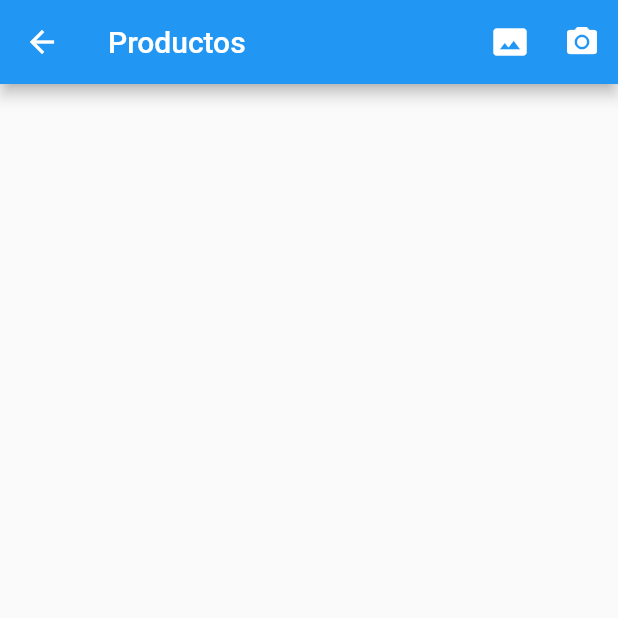
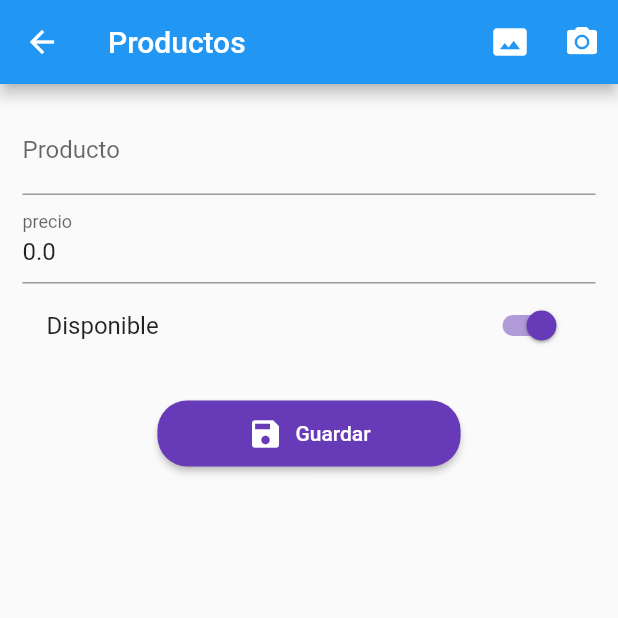
Before and after one commit to rmalvarezq/Flutter-Shop-Complete, a Flutter app: the ProductoPage screen opened by its route, on a phone screen of 412 x 824 dp, the top half of it. Run offline on Flutter 3.47's test engine with Material 2 defaults, Android fonts, the phone set to English and light mode, and no system bars; our stand-ins replace rxdart.

Commit message:
formulario para productos terminado

```diff
--- a/lib/main.dart
+++ b/lib/main.dart
@@ -10,16 +10,15 @@ class MyApp extends StatelessWidget {
   @override
   Widget build(BuildContext context) {
     return Provider(
-
       child: MaterialApp(
         debugShowCheckedModeBanner: false,
         title: 'Material App',
         // home: HomePage(),
-        initialRoute: 'login',
+        initialRoute: 'home',
         routes: {
           'home': (_) => HomePage(),
           'login': (_) => LoginPage(),
-          'products': (_) => ProductoPage(),
+          'producto': (_) => ProductoPage(),
         },
       ),
     );
--- /dev/null
+++ b/lib/src/models/producto_model.dart
@@ -0,0 +1,38 @@
+import 'dart:convert';
+
+ProductoModel productoModelFromJson(String str) =>
+    ProductoModel.fromJson(json.decode(str));
+
+String productoModelToJson(ProductoModel data) => json.encode(data.toJson());
+
+class ProductoModel {
+  ProductoModel({
+    this.id,
+    this.titulo = '',
+    this.valor = 0.0,
+    this.disponible = true,
+    this.fotoUrl,
+  });
+
+  String id;
+  String titulo;
+  double valor;
+  bool disponible;
+  String fotoUrl;
+
+  factory ProductoModel.fromJson(Map<String, dynamic> json) => ProductoModel(
+        id: json["id"],
+        titulo: json["titulo"],
+        valor: json["valor"],
+        disponible: json["disponible"],
+        fotoUrl: json["fotoUrl"],
+      );
+
+  Map<String, dynamic> toJson() => {
+        "id": id,
+        "titulo": titulo,
+        "valor": valor,
+        "disponible": disponible,
+        "fotoUrl": fotoUrl,
+      };
+}
--- a/lib/src/pages/producto_page.dart
+++ b/lib/src/pages/producto_page.dart
@@ -1,6 +1,17 @@
 import 'package:flutter/material.dart';
+import 'package:shopflutter/src/models/producto_model.dart';
+import 'package:shopflutter/src/utils/utils.dart' as utils;
 
-class ProductoPage extends StatelessWidget {
+class ProductoPage extends StatefulWidget {
+  @override
+  _ProductoPageState createState() => _ProductoPageState();
+}
+
+class _ProductoPageState extends State<ProductoPage> {
+  final formKey = GlobalKey<FormState>();
+
+  ProductoModel producto = new ProductoModel();
+
   @override
   Widget build(BuildContext context) {
     return Scaffold(
@@ -17,6 +28,100 @@ class ProductoPage extends StatelessWidget {
           )
         ],
       ),
+      body: SingleChildScrollView(
+        child: Container(
+          padding: EdgeInsets.all(15.0),
+          child: Form(
+            key: formKey,
+            child: Column(
+              children: [
+                _crearNombre(),
+                _crearPrecio(),
+                _crearDisponible(),
+                SizedBox(
+                  height: 20,
+                ),
+                _crearBoton(),
+              ],
+            ),
+          ),
+        ),
+      ),
+    );
+  }
+
+  Widget _crearNombre() {
+    return TextFormField(
+      initialValue: producto.titulo,
+      textCapitalization: TextCapitalization.sentences,
+      decoration: InputDecoration(
+        labelText: 'Producto',
+      ),
+      onSaved: (value) => producto.titulo = value,
+      validator: (value) {
+        if (value.length < 3) {
+          return 'Ingrese el nombre';
+        } else {
+          return null;
+        }
+      },
+    );
+  }
+
+  Widget _crearPrecio() {
+    return TextFormField(
+      initialValue: producto.valor.toString(),
+      keyboardType: TextInputType.numberWithOptions(decimal: true),
+      decoration: InputDecoration(
+        labelText: 'precio',
+      ),
+      onSaved: (value) => producto.valor = double.parse(value),
+      validator: (value) {
+        if (utils.isNumeric(value)) {
+          return null;
+        } else {
+          return 'Sólo Números';
+        }
+      },
+    );
+  }
+
+  Widget _crearBoton() {
+    return ElevatedButton.icon(
+      icon: Icon(Icons.save),
+      label: Text('Guardar'),
+      style: ButtonStyle(
+        padding: MaterialStateProperty.all<EdgeInsets>(
+            EdgeInsets.symmetric(horizontal: 60.0, vertical: 10.0)),
+        backgroundColor: MaterialStateProperty.all<Color>(Colors.deepPurple),
+        shape: MaterialStateProperty.all<RoundedRectangleBorder>(
+          RoundedRectangleBorder(
+            borderRadius: BorderRadius.circular(20.0),
+            // side: BorderSide(color: Colors.red),
+          ),
+        ),
+      ),
+      onPressed: _submit,
+    );
+  }
+
+  void _submit() {
+    // Cuando el fomulario es  válido
+    if (!formKey.currentState.validate()) return;
+    formKey.currentState.save();
+    print(producto.titulo);
+    print(producto.valor);
+    print(producto.disponible);
+  }
+
+  Widget _crearDisponible() {
+    return SwitchListTile(
+      value: producto.disponible,
+      title: Text('Disponible'),
+      activeColor: Colors.deepPurple,
+      onChanged: (value)=> setState((){
+        producto.disponible = value;
+      }),
     );
   }
 }
--- /dev/null
+++ b/lib/src/utils/utils.dart
@@ -0,0 +1,6 @@
+bool isNumeric(String s) {
+  if (s.isEmpty) return false;
+  // s.isEmpty ? false : true;
+  final n = num.tryParse(s);
+  return (n == null) ? false : true;
+}
```
Also changed, not shown: lib/src/pages/home_page.dart (+12 -12 lines).
